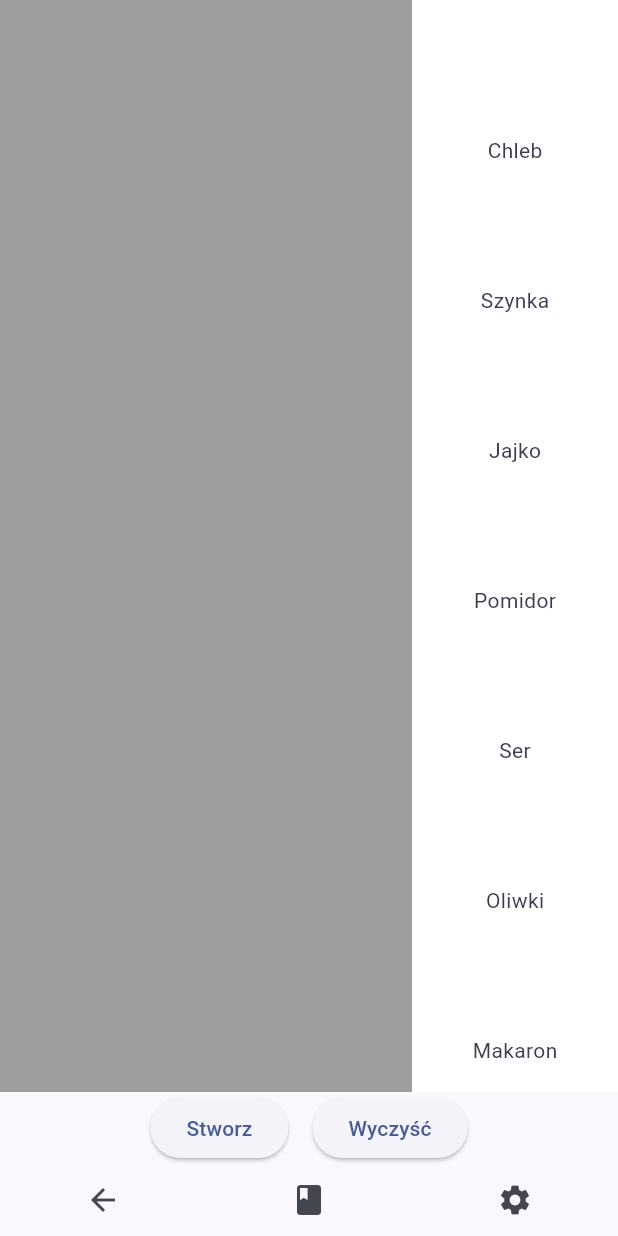
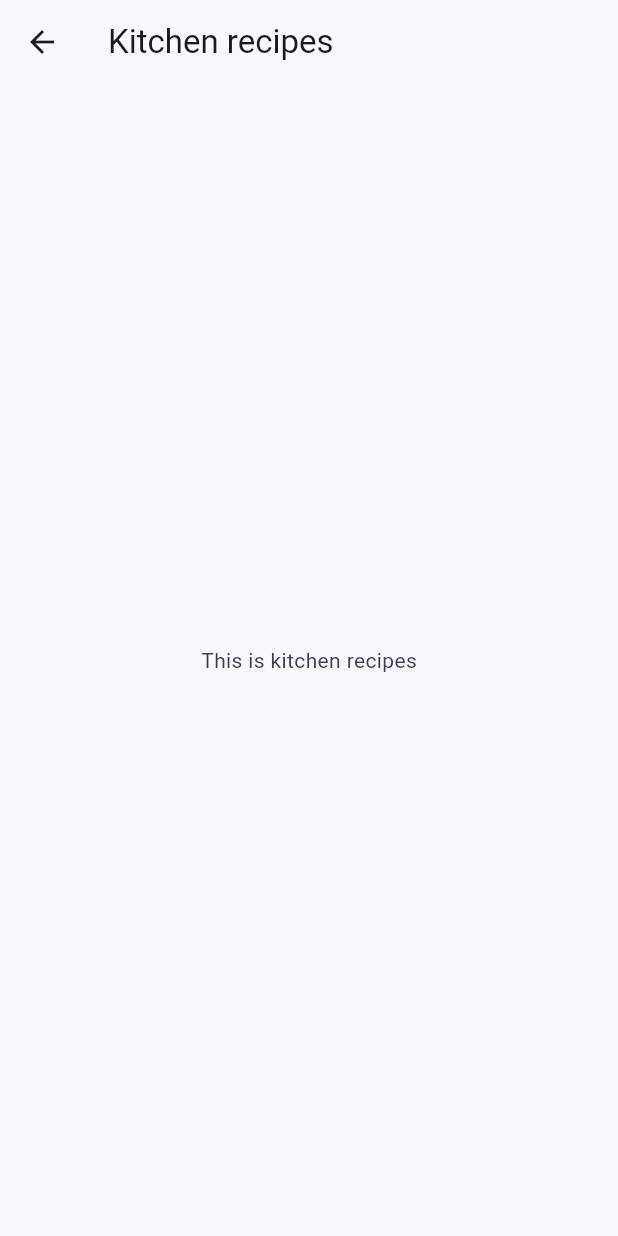
Before and after one commit to ihashand/Idle_Tavern_Rpg, a Flutter app: the KitchenScreen screen opened directly, after a tap on the "book" icon, on a phone screen of 412 x 824 dp. Run offline on Flutter 3.47's test engine with Material 2 defaults, Android fonts, the phone set to English and light mode, and no system bars; our stand-ins replace audioplayers, firebase_core, go_router, google_mobile_ads, in_app_purchase, shared_preferences; missing offline and left inert: games_services; accounts and stored records are empty; generated files the repository leaves out were written again.

Commit message:
kitchen_recipes_screen

```diff
--- /dev/null
+++ b/lib/src/playable_screens/kitchen_recipes_screen.dart
@@ -0,0 +1,15 @@
+import 'package:flutter/material.dart';
+
+class KitchenRecipesScreen extends StatelessWidget {
+  @override
+  Widget build(BuildContext context) {
+    return Scaffold(
+      appBar: AppBar(
+        title: Text('Kitchen recipes'),
+      ),
+      body: Center(
+        child: Text('This is kitchen recipes'),
+      ),
+    );
+  }
+}
--- a/lib/src/playable_screens/kitchen_screen.dart
+++ b/lib/src/playable_screens/kitchen_screen.dart
@@ -1,4 +1,5 @@
 import 'package:flutter/material.dart';
+import 'package:game_template/src/playable_screens/kitchen_recipes_screen.dart';
 
 class Recipe {
   final String name;
@@ -269,7 +270,11 @@ class _KitchenScreenState extends State<KitchenScreen> {
               IconButton(
                 icon: Icon(Icons.book),
                 onPressed: () {
-                  // Obsługa encyklopedii
+                  Navigator.push(
+                    context,
+                    MaterialPageRoute(
+                        builder: (context) => KitchenRecipesScreen()),
+                  );
                 },
               ),
               IconButton(
```
